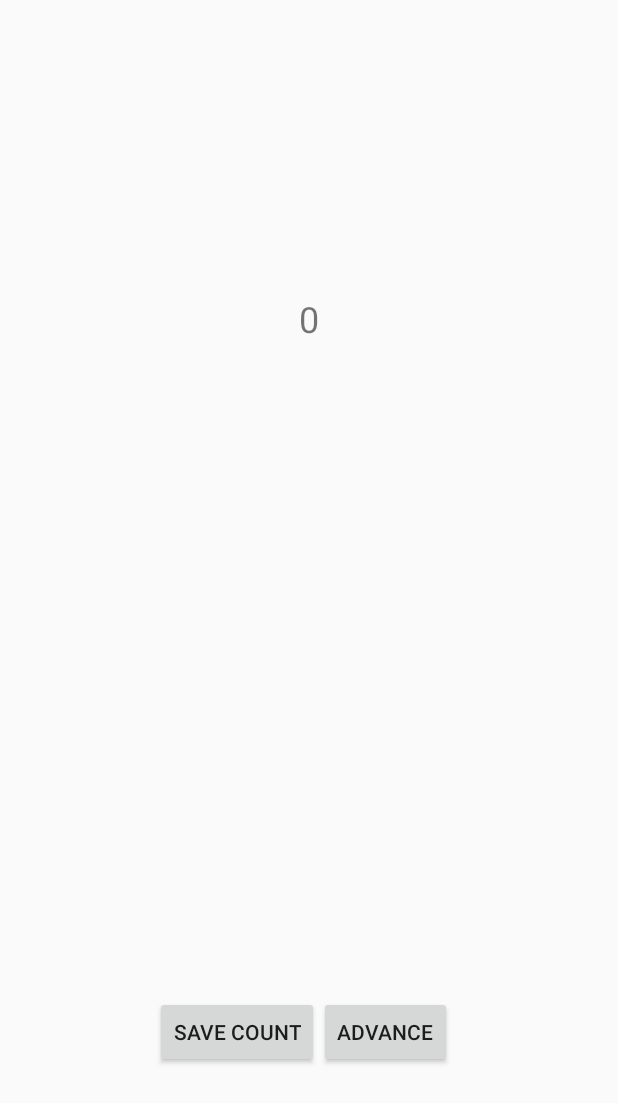
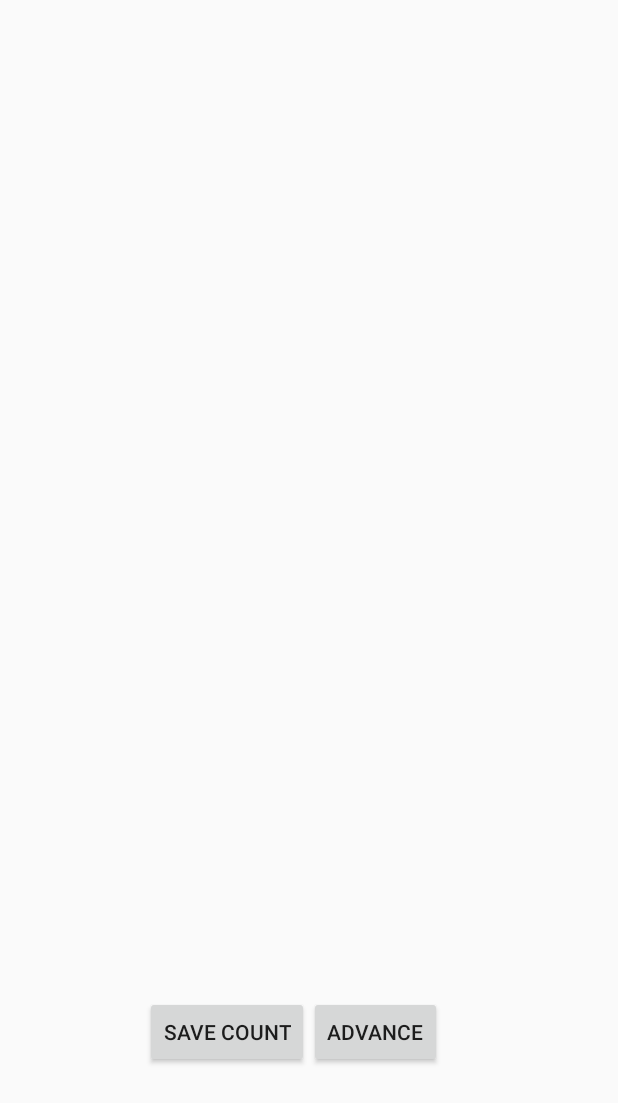
Before and after one commit to kaylebug1/Storage, an Android app: the layout content_main.xml on its own in the app's theme, with its tools: preview values and no code run, on a phone screen of 412 x 824 dp. Shown: the top 1103 px of the screen. Run offline under Robolectric (Android 15) with nearby library versions, the phone set to English and light mode, and no system bars.

Commit message:
Starts at 0

```diff
--- a/app/src/main/java/com/example/kayle/storage/MainActivity.java
+++ b/app/src/main/java/com/example/kayle/storage/MainActivity.java
@@ -8,6 +8,7 @@ import android.support.v7.widget.Toolbar;
 import android.view.View;
 import android.view.Menu;
 import android.view.MenuItem;
+import android.widget.TextView;
 
 public class MainActivity extends AppCompatActivity {
 
@@ -17,7 +18,8 @@ public class MainActivity extends AppCompatActivity {
         setContentView(R.layout.activity_main);
         Toolbar toolbar = (Toolbar) findViewById(R.id.toolbar);
         setSupportActionBar(toolbar);
-        System.out.println("I LIKE FOOD");
+        TextView t = (TextView) findViewById(R.id.textBox);
+        t.setText("0");
         FloatingActionButton fab = (FloatingActionButton) findViewById(R.id.fab);
         fab.setOnClickListener(new View.OnClickListener() {
             @Override
--- a/app/src/main/res/layout/content_main.xml
+++ b/app/src/main/res/layout/content_main.xml
@@ -19,7 +19,6 @@
         android:layout_centerHorizontal="true"
         android:layout_marginTop="180dp"
         android:id="@+id/textBox"
-        android:text="0"
         android:textSize="24dp" />
 
     <Button
```
